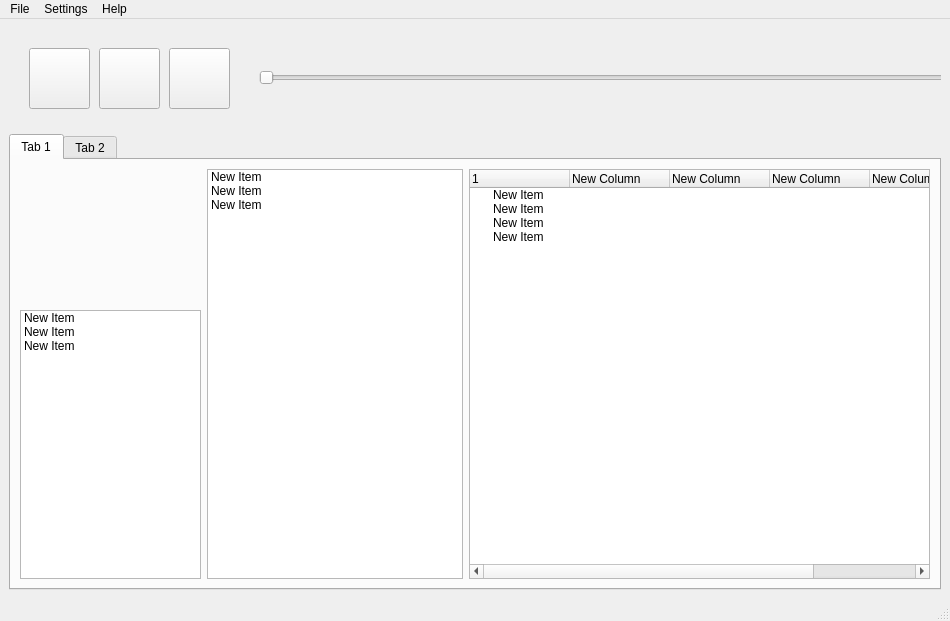
Qt form src/qt/ui/mainWindow.ui (industral/RoteSonne) before a commit.
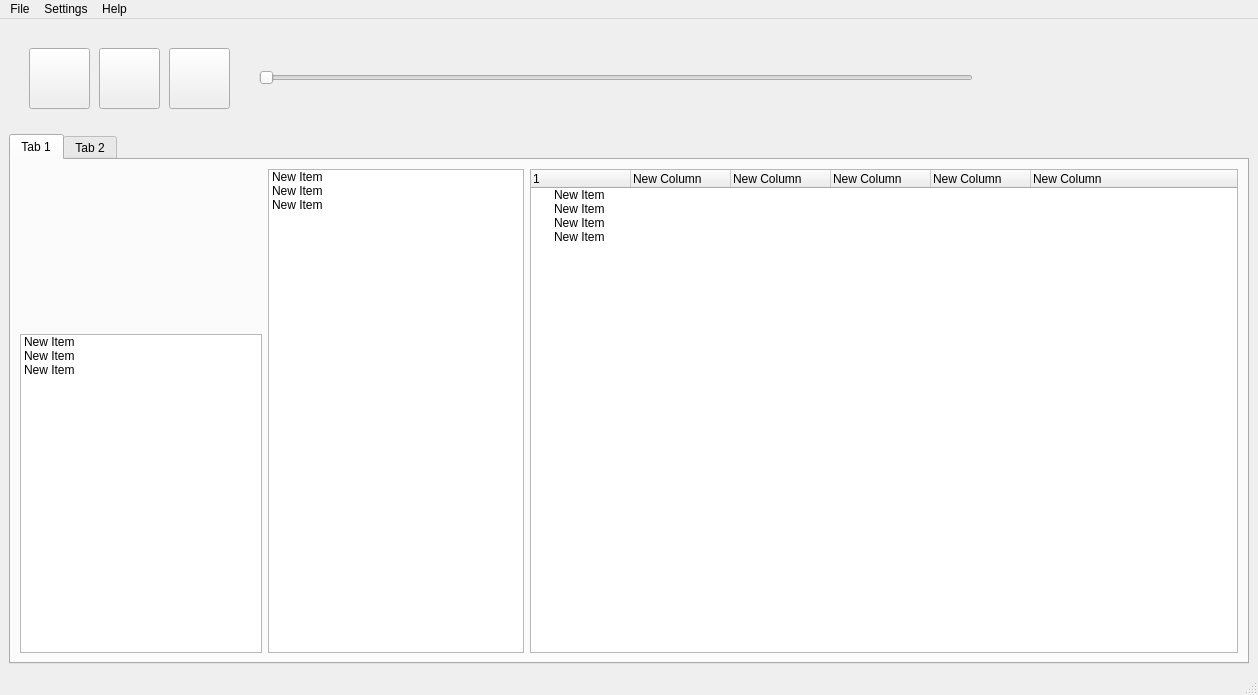
The same form after that commit. Icons and pictures are not drawn.

```diff
--- a/src/qt/ui/mainWindow.ui
+++ b/src/qt/ui/mainWindow.ui
@@ -9,8 +9,8 @@
    <rect>
     <x>0</x>
     <y>0</y>
-    <width>950</width>
-    <height>621</height>
+    <width>1258</width>
+    <height>695</height>
    </rect>
   </property>
   <property name="windowTitle">
@@ -308,7 +308,7 @@
     <rect>
      <x>0</x>
      <y>0</y>
-     <width>950</width>
+     <width>1258</width>
      <height>25</height>
     </rect>
    </property>
```
Left out of the diff: 25 changed lines with no effect on the pictures.
